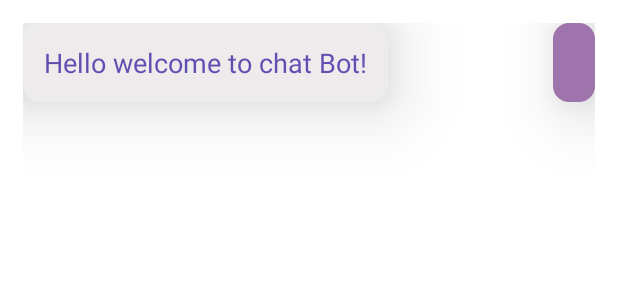
After one commit to RDR25/MentalHealth, an Android app: the layout msg_layout.xml on its own in the app's theme, with its tools: preview values and no code run, on a phone screen of 412 x 824 dp. The commit adds this screen. Shown: the top 300 px of the screen. Run offline under Robolectric (Android 15) with nearby library versions, the phone set to English and light mode, and no system bars.

Commit message:
Chat bot phase-1

```diff
--- a/app/src/main/AndroidManifest.xml
+++ b/app/src/main/AndroidManifest.xml
@@ -1,7 +1,7 @@
 <?xml version="1.0" encoding="utf-8"?>
 <manifest xmlns:android="http://schemas.android.com/apk/res/android"
     xmlns:tools="http://schemas.android.com/tools">
-
+    <uses-permission android:name="android.permission.INTERNET"/>
     <application
         android:allowBackup="true"
         android:dataExtractionRules="@xml/data_extraction_rules"
--- /dev/null
+++ b/app/src/main/res/drawable/rounded_corner.xml
@@ -0,0 +1,7 @@
+<?xml version="1.0" encoding="utf-8"?>
+<shape xmlns:android="http://schemas.android.com/apk/res/android"
+    android:shape="rectangle">
+    <corners android:radius="10dp"/>
+    <stroke android:width="1dp"/>
+    <solid android:color="@color/white"/>
+</shape>
--- /dev/null
+++ b/app/src/main/res/drawable/send_icon.xml
@@ -0,0 +1,5 @@
+<vector android:autoMirrored="true" android:height="48dp"
+    android:tint="#3381D5" android:viewportHeight="24"
+    android:viewportWidth="24" android:width="48dp" xmlns:android="http://schemas.android.com/apk/res/android">
+    <path android:fillColor="@color/white" android:pathData="M2.01,21L23,12 2.01,3 2,10l15,2 -15,2z"/>
+</vector>
--- a/app/src/main/res/drawable/wave__1_.xml
+++ b/app/src/main/res/drawable/wave__1_.xml
@@ -5,5 +5,6 @@
     android:viewportHeight="320">
   <path
       android:pathData="M0,256L80,266.7C160,277 320,299 480,282.7C640,267 800,213 960,181.3C1120,149 1280,139 1360,133.3L1440,128L1440,0L1360,0C1280,0 1120,0 960,0C800,0 640,0 480,0C320,0 160,0 80,0L0,0Z"
-      android:fillColor="@color/rdr1"/>
+      android:fillColor="@color/rdr1"
+      />
 </vector>
--- a/app/src/main/res/layout/activity_login.xml
+++ b/app/src/main/res/layout/activity_login.xml
@@ -37,6 +37,7 @@
             style="@style/Widget.MaterialComponents.TextInputLayout.OutlinedBox"
             >
             <com.google.android.material.textfield.TextInputEditText
+                android:singleLine="true"
                 android:layout_width="match_parent"
                 android:layout_height="wrap_content" />
         </com.google.android.material.textfield.TextInputLayout>
@@ -49,6 +50,7 @@
             style="@style/Widget.MaterialComponents.TextInputLayout.OutlinedBox">
             <com.google.android.material.textfield.TextInputEditText
                 android:layout_width="match_parent"
+                android:singleLine="true"
                 android:layout_height="wrap_content"/>
         </com.google.android.material.textfield.TextInputLayout>
         <Button
@@ -57,6 +59,7 @@
             android:layout_width="match_parent"
             android:layout_height="wrap_content"
             android:text="Login"
+
             android:backgroundTint="@null"
             app:backgroundTint="@null"
             />
--- /dev/null
+++ b/app/src/main/res/layout/msg_layout.xml
@@ -0,0 +1,49 @@
+<?xml version="1.0" encoding="utf-8"?>
+<RelativeLayout xmlns:android="http://schemas.android.com/apk/res/android"
+    android:layout_width="match_parent"
+    android:layout_height="match_parent"
+    android:padding="15dp"
+    >
+    <LinearLayout
+        android:layout_width="wrap_content"
+        android:layout_height="wrap_content"
+        android:orientation="vertical"
+        android:backgroundTint="@color/grey"
+        android:background="@drawable/rounded_corner"
+        android:padding="14dp"
+        android:layout_marginEnd="80dp"
+        android:id="@+id/left_chat_view"
+        android:elevation="30dp"
+        >
+
+        <TextView
+            android:id="@+id/left_chat_text_view"
+            android:layout_width="wrap_content"
+            android:layout_height="wrap_content"
+            android:textColor="@color/rdr2"
+            android:textSize="18dp"
+            android:text="Hello welcome to chat Bot!"
+            />
+    </LinearLayout>
+    <LinearLayout
+        android:elevation="30dp"
+        android:layout_width="wrap_content"
+        android:layout_height="wrap_content"
+        android:orientation="vertical"
+        android:backgroundTint="@color/rdr3"
+        android:background="@drawable/rounded_corner"
+        android:padding="14dp"
+        android:layout_marginStart="80dp"
+        android:id="@+id/right_chat_view"
+        android:layout_alignParentEnd="true"
+        >
+
+        <TextView
+            android:id="@+id/right_chat_text_view"
+            android:layout_width="wrap_content"
+            android:layout_height="wrap_content"
+            android:textColor="@color/white"
+            android:textSize="18dp"
+            />
+    </LinearLayout>
+</RelativeLayout>
```
Also changed, not shown: app/src/main/java/com/example/mentaltherapy/Chatbot.java (+47 -1 lines), app/src/main/java/com/example/mentaltherapy/Message.java (added, +29 -0 lines), app/src/main/java/com/example/mentaltherapy/MessageAdapter.java (added, +65 -0 lines), app/src/main/res/layout/activity_chatbot.xml (+34 -11 lines).
